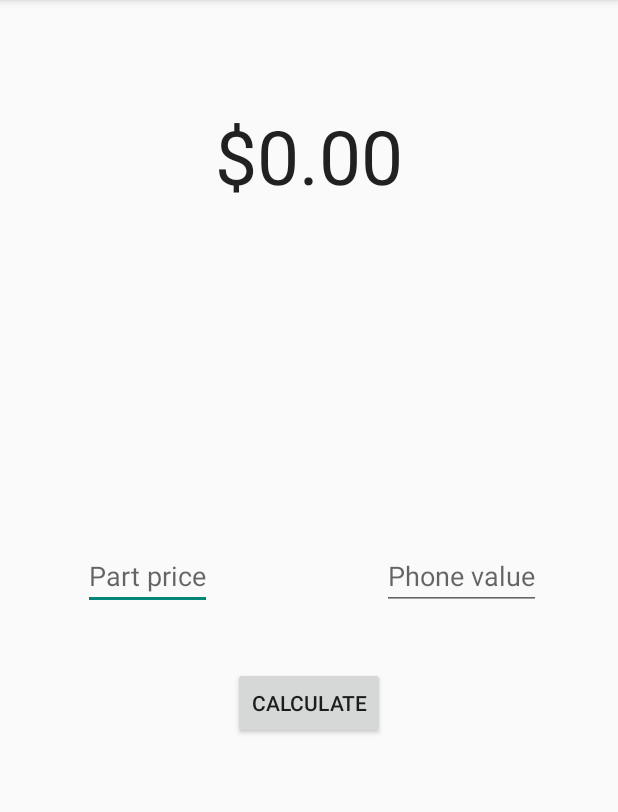
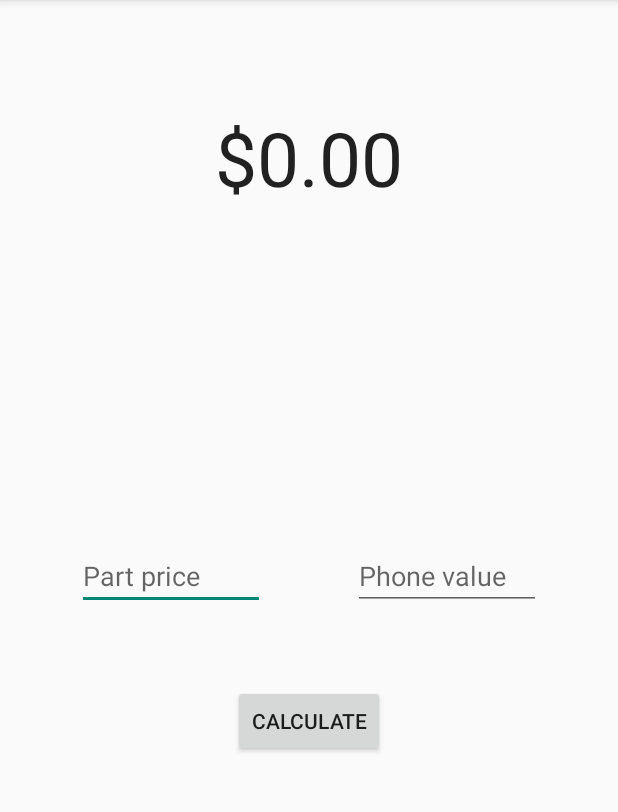
Before and after one commit to devinshoemaker/CPRRepairCalculator, an Android app: the screen it shows after launch (MainActivity), on a phone screen of 412 x 824 dp, the part 84-896 px from its top. Run offline under Robolectric (Android 15) with nearby library versions, the phone set to English and light mode, and no system bars.

Commit message:
Fine tune margins on interface elements

```diff
--- a/CPR Repair Calculator/src/main/res/layout/activity_main.xml
+++ b/CPR Repair Calculator/src/main/res/layout/activity_main.xml
@@ -9,19 +9,19 @@
     tools:context="com.devinshoe.cprrepaircalc.MainActivity">
 
     <EditText
-        android:layout_width="wrap_content"
+        android:layout_width="125dp"
         android:layout_height="wrap_content"
         android:id="@+id/etPartsPrice"
         android:hint="Part price"
         android:layout_centerVertical="true"
         android:layout_alignParentLeft="true"
         android:layout_alignParentStart="true"
-        android:layout_marginLeft="39dp"
+        android:layout_marginLeft="35dp"
         android:lines="1"
         android:inputType="numberDecimal" />
 
     <EditText
-        android:layout_width="wrap_content"
+        android:layout_width="125dp"
         android:layout_height="wrap_content"
         android:id="@+id/etPhoneValue"
         android:hint="Phone value"
@@ -39,7 +39,7 @@
         android:id="@+id/btnCalc"
         android:layout_below="@+id/etPartsPrice"
         android:layout_centerHorizontal="true"
-        android:layout_marginTop="38dp"
+        android:layout_marginTop="50dp"
         android:onClick="ocCalculate" />
 
     <TextView
@@ -51,5 +51,5 @@
         android:textSize="50dp"
         android:layout_alignParentTop="true"
         android:layout_centerHorizontal="true"
-        android:layout_marginTop="54dp" />
+        android:layout_marginTop="55dp" />
 </RelativeLayout>
```
